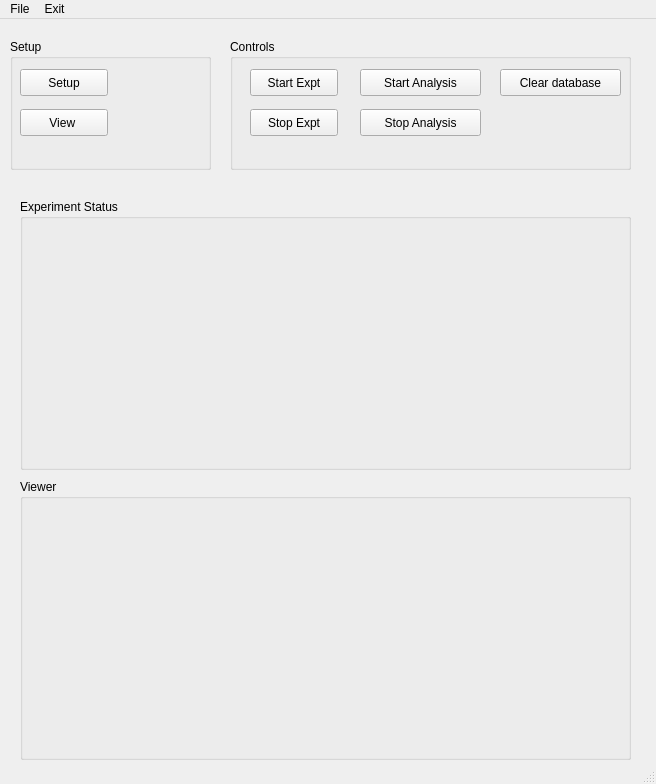
First picture: the form in guis.ui, repository karempudi/GUIs, before the edit.
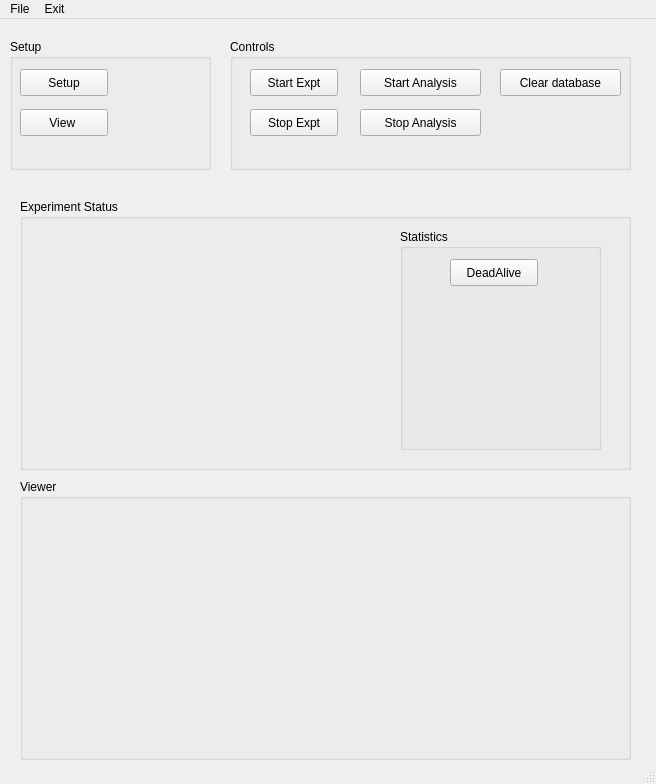
Second picture: the form after the edit.

Commit message: Events GUI done, working on experimental setup

What changed in the file:
```diff
--- a/guis.ui
+++ b/guis.ui
@@ -78,6 +78,32 @@
     <property name="title">
      <string>Experiment Status</string>
     </property>
+    <widget class="QGroupBox" name="groupBox_4">
+     <property name="geometry">
+      <rect>
+       <x>380</x>
+       <y>30</y>
+       <width>201</width>
+       <height>221</height>
+      </rect>
+     </property>
+     <property name="title">
+      <string>Statistics</string>
+     </property>
+     <widget class="QPushButton" name="pushButton_7">
+      <property name="geometry">
+       <rect>
+        <x>50</x>
+        <y>30</y>
+        <width>88</width>
+        <height>27</height>
+       </rect>
+      </property>
+      <property name="text">
+       <string>DeadAlive</string>
+      </property>
+     </widget>
+    </widget>
    </widget>
    <widget class="QGroupBox" name="groupBox_3">
     <property name="geometry">
```
The commit also changes 5 other files.
